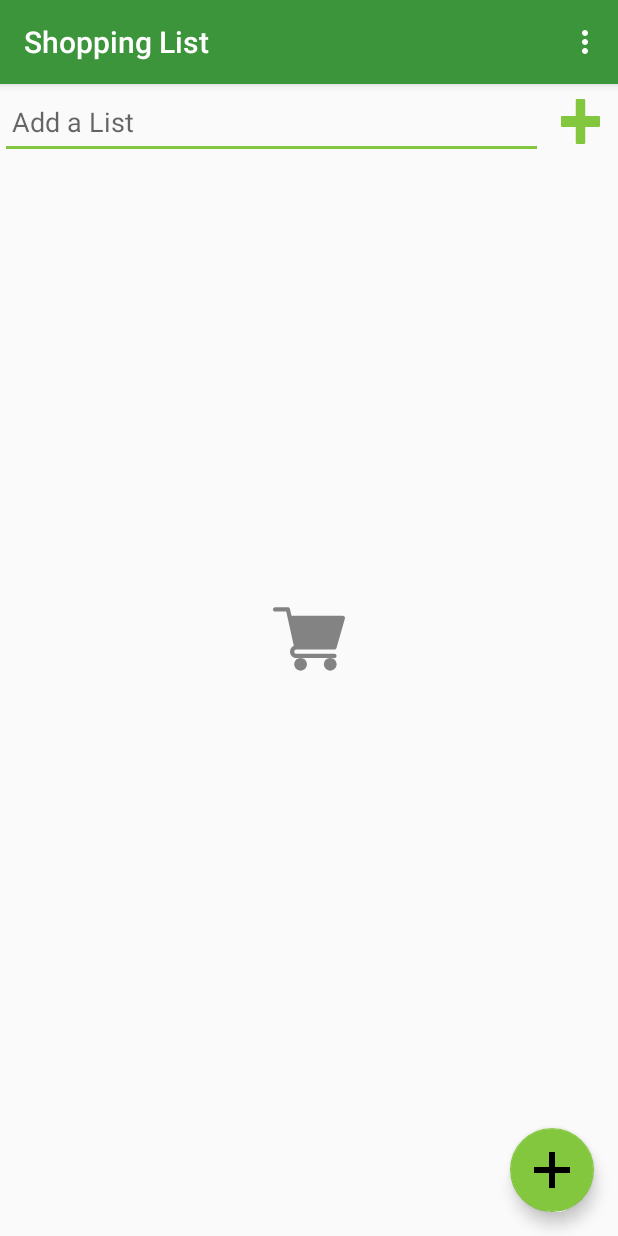
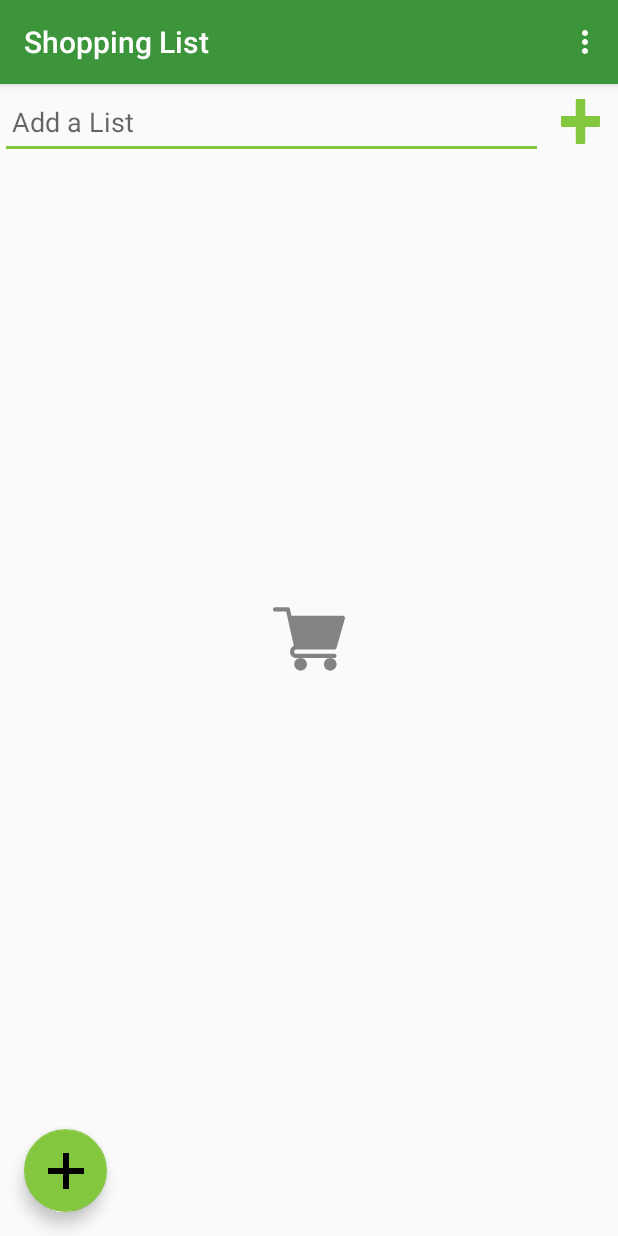
Before and after one commit to sboyard/ShopList, an Android app: the screen it shows after launch (MainActivity), on a phone screen of 412 x 824 dp. Run offline under Robolectric (Android 15) with nearby library versions, the phone set to English and light mode, and no system bars; our stand-ins replace Room's generated code, data binding; 1 statement that could not run was skipped.

Commit message:
Fixed string again and added FAB (didnt work the first time)

```diff
--- a/app/src/main/res/layout/fragment_shopping_list.xml
+++ b/app/src/main/res/layout/fragment_shopping_list.xml
@@ -99,5 +99,24 @@
                 android:layout_marginTop="8dp"
                 />
         </LinearLayout>
+        <LinearLayout
+            android:layout_width="match_parent"
+            android:layout_height="match_parent">
+
+            <com.google.android.material.floatingactionbutton.FloatingActionButton
+                android:id="@+id/fab"
+                android:layout_width="95dp"
+                android:layout_height="55dp"
+                android:layout_gravity="bottom"
+                android:layout_marginStart="16dp"
+                android:layout_marginTop="26dp"
+                android:layout_marginRight="40dp"
+                android:layout_marginBottom="16dp"
+                android:clickable="true"
+                android:focusable="true"
+                android:onClick="@{() -> viewModel.onFabClick()}"
+                android:src="@drawable/ic_iconmonstr_plus_2" />
+        </LinearLayout>
     </RelativeLayout>
+
 </layout>
--- a/app/src/main/res/layout/main_host.xml
+++ b/app/src/main/res/layout/main_host.xml
@@ -6,11 +6,5 @@
     android:layout_width="match_parent"
 >
 
-<com.google.android.material.floatingactionbutton.FloatingActionButton
-    android:layout_width="wrap_content"
-    android:layout_height="wrap_content"
-    android:layout_gravity="bottom|right|end"
-    android:layout_margin="16dp"
-    android:clickable="true"
-    android:src="@drawable/ic_iconmonstr_plus_2" />
+
 </FrameLayout>
--- a/app/src/main/res/values/strings.xml
+++ b/app/src/main/res/values/strings.xml
@@ -22,7 +22,7 @@
     <string name="dark_on">Dark theme ON</string>
     <string name="dark_off">Dark theme OFF</string>
     <string name="delete_on">Delete ON</string>
-    <string name="delete_off">Delete theme OFF</string>
+    <string name="delete_off">Delete OFF</string>
     <string name="delete_list">Delete completed list on restart?</string>
     <string name="reset">Reset</string>
 </resources>
--- a/app/src/main/res/xml/root_preferences.xml
+++ b/app/src/main/res/xml/root_preferences.xml
@@ -1,7 +1,18 @@
 <PreferenceScreen xmlns:android="http://schemas.android.com/apk/res/android"
     xmlns:app="http://schemas.android.com/apk/res-auto">
 
-    <PreferenceCategory app:title="@string/sync_header">
+    <PreferenceCategory android:title="@string/options">
+
+        <SwitchPreference
+            android:id="@+id/delete"
+            android:defaultValue="false"
+            android:key="delete"
+            android:summaryOff="@string/delete_off"
+            android:summaryOn="@string/delete_on"
+            android:title="@string/delete_list" />
+    </PreferenceCategory>
+
+    <PreferenceCategory app:title="@string/theme_header">
 
         <SwitchPreferenceCompat
             android:id="@+id/theme"
```
Also changed, not shown: app/src/main/java/ca/on/conestogac/rsc/shoppinglist/viewmodels/ProductListsViewModel.java (+12 -0 lines), app/src/main/java/ca/on/conestogac/rsc/shoppinglist/views/ProductListFragment.java (+5 -2 lines), app/src/main/java/ca/on/conestogac/rsc/shoppinglist/views/ShoppingListFragment.java (+5 -2 lines), app/src/main/res/layout/fragment_product_list.xml (+18 -0 lines).
